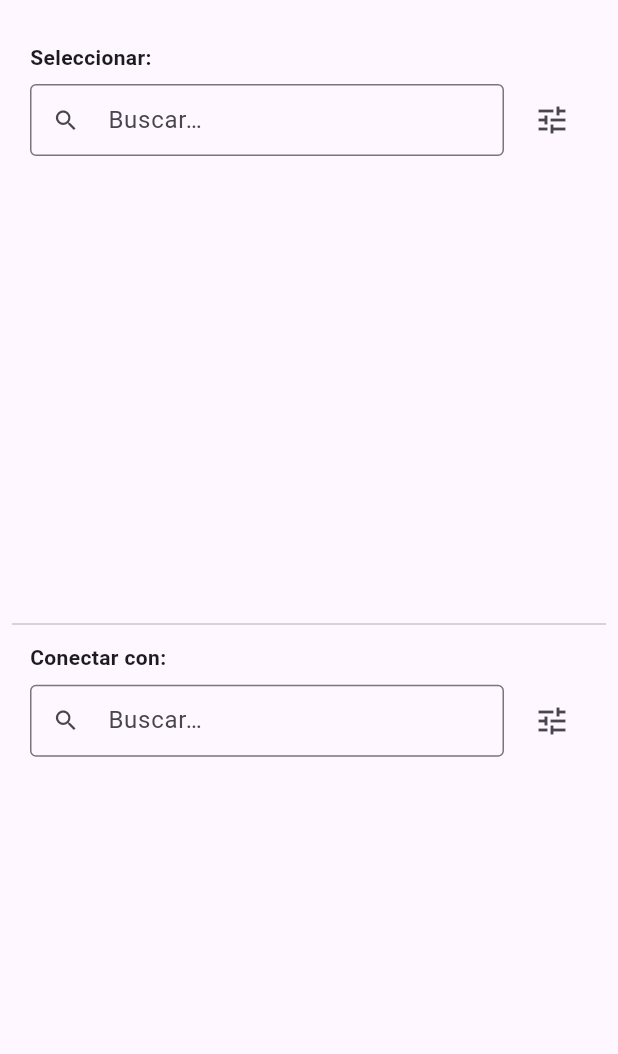
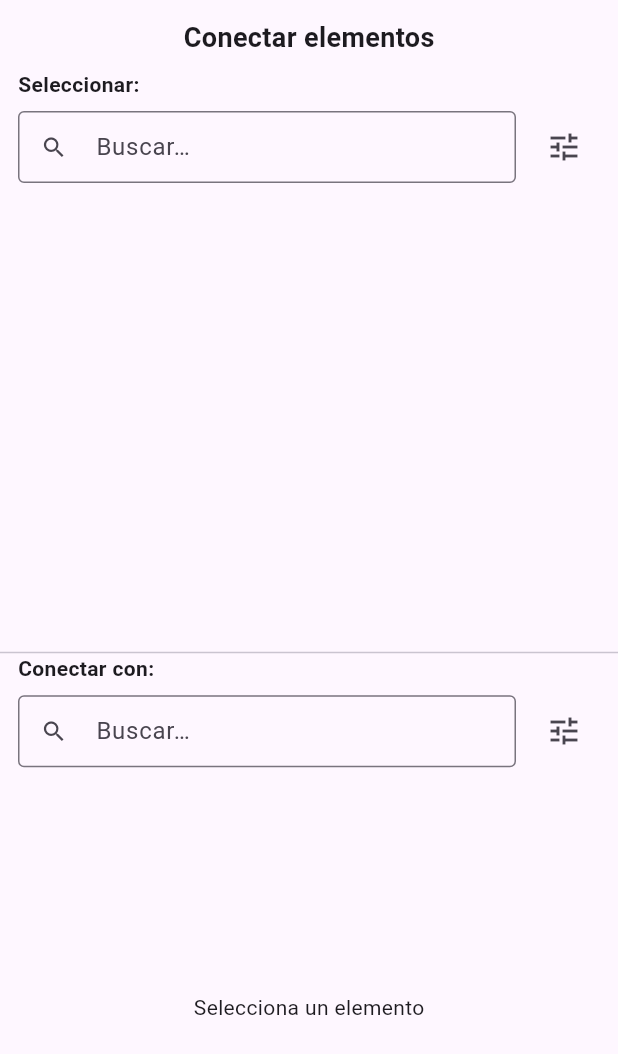
Before and after one commit to FrescoFresco/caosbox, a Flutter app: the LinksBlock widget shown alone on an empty page, opened directly with empty values, on a phone screen of 412 x 824 dp. Shown: the top 1054 px of the screen. Run offline on Flutter 3.47's test engine with Material 3 defaults, Android fonts, the light colour scheme and no system bars.

Commit message:
Update links_block.dart

```diff
--- a/lib/ui/screens/links_block.dart
+++ b/lib/ui/screens/links_block.dart
@@ -1,303 +1,332 @@
 import 'package:flutter/material.dart';
+
 import 'package:caosbox/app/state/app_state.dart';
 import 'package:caosbox/core/models/item.dart';
-import 'package:caosbox/core/models/enums.dart';
-import 'package:caosbox/domain/search/search_models.dart';
-import 'package:caosbox/core/utils/tri.dart';
+import 'package:caosbox/ui/screens/info_modal.dart';
+import 'package:caosbox/ui/widgets/search_bar.dart' as cx; // <— buscador modular
+import 'package:caosbox/ui/widgets/item_card.dart';
+import 'package:caosbox/ui/widgets/chips_panel.dart';
 
-/// Bloque “Enlaces”: dos columnas con el mismo buscador/quick.
 class LinksBlock extends StatefulWidget {
-  final AppState state;
-  final void Function(BuildContext, ItemType)? onOpenFilters; // por compatibilidad
-  const LinksBlock({super.key, required this.state, this.onOpenFilters});
+  final AppState st;
+  const LinksBlock({super.key, required this.st});
 
   @override
   State<LinksBlock> createState() => _LinksBlockState();
 }
 
-class _LinksBlockState extends State<LinksBlock> with AutomaticKeepAliveClientMixin {
-  String? _sel; // seleccionado a la izquierda
-  final _qL = TextEditingController();
-  final _qR = TextEditingController();
+class _LinksBlockState extends State<LinksBlock>
+    with AutomaticKeepAliveClientMixin {
+  final _l = FilterSet();
+  final _r = FilterSet();
 
-  SearchSpec _leftSpec  = const SearchSpec(root: GroupNode(op: Op.and, children: []));
-  SearchSpec _rightSpec = const SearchSpec(root: GroupNode(op: Op.and, children: []));
+  final _qL = TextEditingController(); // quick search izquierda
+  final _qR = TextEditingController(); // quick search derecha
+
+  String? sel; // id seleccionado en la columna izquierda
 
   @override
-  void dispose() { _qL.dispose(); _qR.dispose(); super.dispose(); }
+  void dispose() {
+    _l.dispose();
+    _r.dispose();
+    _qL.dispose();
+    _qR.dispose();
+    super.dispose();
+  }
 
   @override
   bool get wantKeepAlive => true;
 
-  List<Item> _apply(AppState st, Iterable<Item> base, String quick, SearchSpec spec) {
-    final q = quick.trim();
-    SearchSpec s = spec;
-    if (q.isNotEmpty) {
-      final tokens = [Token(q, Tri.include)];
-      final orGroup = GroupNode(
-        op: Op.or,
-        children: [
-          LeafNode(clause: TextClause(element: 'id', tokens: tokens)),
-          LeafNode(clause: TextClause(element: 'content', tokens: tokens)),
-          LeafNode(clause: TextClause(element: 'note', tokens: tokens)),
-        ],
-      );
-      s = SearchSpec(root: GroupNode(op: Op.and, children: [s.root, orGroup]));
+  bool _matchQuickL(Item it) {
+    final q = _qL.text.trim().toLowerCase();
+    if (q.isEmpty) return true;
+    final src =
+        '${it.id} ${it.text} ${widget.st.note(it.id)}'.toLowerCase();
+    return src.contains(q);
   }
 
-    bool evalNode(Item it, QueryNode n) {
-      if (n is LeafNode) return _evalClause(st, it, n.clause);
-      if (n is GroupNode) {
-        if (n.children.isEmpty) return true;
-        bool acc = evalNode(it, n.children.first);
-        for (int i = 1; i < n.children.length; i++) {
-          final cur = evalNode(it, n.children[i]);
-          if (n.op == Op.and) {
-            acc = acc && cur; if (!acc) return false;
-          } else {
-            acc = acc || cur; if (acc) return true;
-          }
-        }
-        return acc;
-      }
-      return true;
+  bool _matchQuickR(Item it) {
+    final q = _qR.text.trim().toLowerCase();
+    if (q.isEmpty) return true;
+    final src =
+        '${it.id} ${it.text} ${widget.st.note(it.id)}'.toLowerCase();
+    return src.contains(q);
   }
 
-    final out = <Item>[];
-    for (final it in base) {
-      if (evalNode(it, s.root)) out.add(it);
-    }
-    return out;
-  }
-
-  bool _evalClause(AppState st, Item it, Clause c) {
-    if (c is TextClause) {
-      final src = switch (c.element) {
-        'id' => it.id,
-        'note' => st.note(it.id),
-        _ => it.text,
-      }.toLowerCase();
-
-      if (c.presence != Tri.off) {
-        final has = src.trim().isNotEmpty;
-        if (c.presence == Tri.include && !has) return false;
-        if (c.presence == Tri.exclude && has) return false;
-      }
-
-      bool contains(String a, String b) => b.isEmpty || a.contains(b);
-      bool prefix(String a, String b) => b.isEmpty || a.startsWith(b);
-      bool exact(String a, String b) => a == b;
-      final cmp = switch (c.match) { TextMatch.prefix => prefix, TextMatch.exact => exact, _ => contains };
-
-      for (final t in c.tokens) {
-        final hit = cmp(src, t.t.toLowerCase());
-        if (t.mode == Tri.include && !hit) return false;
-        if (t.mode == Tri.exclude && hit) return false;
-      }
-      return true;
-    } else if (c is FlagClause) {
-      switch (c.field) {
-        case 'type':
-          final v = it.type.name;
-          if (c.include.isNotEmpty && !c.include.contains(v)) return false;
-          if (c.exclude.contains(v)) return false;
-          return true;
-        case 'status':
-          final v = it.status.name.toLowerCase();
-          if (c.include.isNotEmpty && !c.include.contains(v)) return false;
-          if (c.exclude.contains(v)) return false;
-          return true;
-        case 'hasLinks':
-          if (c.mode == Tri.off) return true;
-          final has = st.links(it.id).isNotEmpty;
-          return c.mode == Tri.include ? has : !has;
-        case 'relation':
-          if (c.mode == Tri.off) return true;
-          final anchor = (c.anchorId ?? '').trim();
-          if (anchor.isEmpty) return true;
-          final isRel = st.links(anchor).contains(it.id);
-          return c.mode == Tri.include ? isRel : !isRel;
-      }
-    }
-    return true;
+  Widget _panel({
+    required String title,
+    required Widget searchRow,
+    required Widget body,
+  }) {
+    return Padding(
+      padding: const EdgeInsets.symmetric(horizontal: 12),
+      child: Column(
+        children: [
+          Padding(
+            padding: const EdgeInsets.only(bottom: 8),
+            child: Align(
+              alignment: Alignment.centerLeft,
+              child: Text(
+                title,
+                style: const TextStyle(fontWeight: FontWeight.bold),
+              ),
+            ),
+          ),
+          // buscador modular de cada columna
+          searchRow,
+          const SizedBox(height: 8),
+          Expanded(child: body),
+        ],
+      ),
+    );
   }
 
   @override
-  Widget build(BuildContext context) {
-    super.build(context);
-    final st = widget.state;
+  Widget build(BuildContext c) {
+    super.build(c);
+    final st = widget.st;
 
-    final leftBase  = st.all;
-    final rightBase = st.all.where((i) => i.id != _sel);
+    // Fuente de datos
+    final all = st.all;
 
-    final left  = _apply(st, leftBase,  _qL.text, _leftSpec);
-    final right = _apply(st, rightBase, _qR.text, _rightSpec);
+    // Columna izquierda: elegir base
+    final li = FilterEngine.apply(
+      all.where(_matchQuickL).toList(),
+      st,
+      _l,
+    );
 
-    Widget col({
-      required String title,
-      required TextEditingController q,
-      required VoidCallback onFilters,
-      required List<Item> items,
-      required bool Function(Item) checked,
-      required void Function(Item) onTapCheck,
-      required void Function(Item) onTapTile,
-      bool checkLeft = false,
-    }) {
-      return Column(children: [
-        Align(alignment: Alignment.centerLeft, child: Padding(
-          padding: const EdgeInsets.fromLTRB(12,12,12,8),
-          child: Text(title, style: const TextStyle(fontWeight: FontWeight.bold)),
-        )),
-        Padding(
-          padding: const EdgeInsets.symmetric(horizontal: 12),
-          child: Row(children: [
+    // Columna derecha: candidatos (excluye el seleccionado)
+    final baseRight = all.where((i) => i.id != sel).toList();
+    final ri = FilterEngine.apply(
+      baseRight.where(_matchQuickR).toList(),
+      st,
+      _r,
+    );
+
+    // cuerpo lista izquierda
+    final lb = ListView.builder(
+      itemCount: li.length,
+      itemBuilder: (_, i) {
+        final it = li[i];
+        final ck = sel == it.id;
+        return ItemCard(
+          it: it,
+          st: st,
+          ex: false,
+          onT: () {}, // sin expandir aquí
+          onInfo: () => showInfoModal(c, it, st),
+          // checkbox a la DERECHA en la columna izquierda (como acordamos)
+          cbR: true,
+          ck: ck,
+          onTapCb: () => setState(() => sel = ck ? null : it.id),
+        );
+      },
+    );
+
+    // cuerpo lista derecha
+    final rb = sel == null
+        ? const Center(child: Text('Selecciona un elemento'))
+        : ListView.builder(
+            itemCount: ri.length,
+            itemBuilder: (_, i) {
+              final it = ri[i];
+              final ck = st.links(sel!).contains(it.id);
+              return ItemCard(
+                it: it,
+                st: st,
+                ex: false,
+                onT: () {},
+                onInfo: () => showInfoModal(c, it, st),
+                // checkbox a la IZQUIERDA en la columna derecha (como acordamos)
+                cbL: true,
+                ck: ck,
+                onTapCb: () => setState(() => st.toggleLink(sel!, it.id)),
+              );
+            },
+          );
+
+    return Column(
+      children: [
+        const Padding(
+          padding: EdgeInsets.fromLTRB(12, 12, 12, 8),
+          child: Text('Conectar elementos',
+              style: TextStyle(fontSize: 18, fontWeight: FontWeight.bold)),
+        ),
         Expanded(
-              child: TextField(
-                controller: q,
-                decoration: const InputDecoration(
-                  hintText: 'Buscar…',
-                  prefixIcon: Icon(Icons.search),
-                  isDense: true,
-                  border: OutlineInputBorder(),
+          child: OrientationBuilder(
+            builder: (ctx, o) => o == Orientation.portrait
+                ? Column(
+                    children: [
+                      Expanded(
+                        child: _panel(
+                          title: 'Seleccionar:',
+                          searchRow: cx.SearchBar(
+                            controller: _qL,
+                            onChanged: (_) => setState(() {}),
+                            onOpenFilters: () {
+                              // filtros avanzados izquierda
+                              showModalBottomSheet(
+                                context: context,
+                                isScrollControlled: true,
+                                useSafeArea: true,
+                                builder: (_) => Padding(
+                                  padding: const EdgeInsets.all(12),
+                                  child: Column(
+                                    mainAxisSize: MainAxisSize.min,
+                                    children: [
+                                      ChipsPanel(
+                                        set: _l,
+                                        onUpdate: () => setState(() {}),
+                                        defaults: const {},
                                       ),
-                onChanged: (_)=>setState((){}),
+                                      const SizedBox(height: 12),
+                                      Align(
+                                        alignment: Alignment.centerRight,
+                                        child: ElevatedButton(
+                                          onPressed: () => Navigator.pop(context),
+                                          child: const Text('Aplicar'),
                                         ),
                                       ),
-            const SizedBox(width: 8),
-            IconButton(icon: const Icon(Icons.tune), onPressed: onFilters),
-          ]),
+                                    ],
                                   ),
-        const SizedBox(height: 8),
-        Expanded(
-          child: ListView.builder(
-            itemCount: items.length,
-            itemBuilder: (_, i) {
-              final it = items[i];
-              final ck = checked(it);
-              return Card(
-                child: ListTile(
-                  leading: checkLeft ? Checkbox(value: ck, onChanged: (_)=>onTapCheck(it)) : null,
-                  trailing: !checkLeft ? Checkbox(value: ck, onChanged: (_)=>onTapCheck(it)) : null,
-                  title: Text(it.text, maxLines: 1, overflow: TextOverflow.ellipsis),
-                  subtitle: Text(it.id),
-                  onTap: ()=>onTapTile(it),
                                 ),
                               );
                             },
+                            hint: 'Buscar…',
+                          ),
+                          body: lb,
                         ),
                       ),
-      ]);
-    }
-
-    return Column(children: [
-      const SizedBox(height: 8),
+                      const Divider(height: 1),
                       Expanded(
-        child: OrientationBuilder(
-          builder: (ctx, o) {
-            final body = o == Orientation.portrait
-                ? Column(children: [
-                    Expanded(child: col(
-                      title: 'Seleccionar:',
-                      q: _qL,
-                      onFilters: () async {
-                        // Sustituye por tu modal real de filtros y asigna _leftSpec
-                        final s = await showDialog<SearchSpec>(
+                        child: _panel(
+                          title: 'Conectar con:',
+                          searchRow: cx.SearchBar(
+                            controller: _qR,
+                            onChanged: (_) => setState(() {}),
+                            onOpenFilters: () {
+                              // filtros avanzados derecha
+                              showModalBottomSheet(
                                 context: context,
-                          builder: (ctx) => AlertDialog(
-                            title: const Text('Filtros avanzados (izq)'),
-                            content: const Text('Aquí tu UI de filtros.'),
-                            actions: [
-                              TextButton(onPressed: ()=>Navigator.pop(ctx), child: const Text('Cancelar')),
-                              FilledButton(onPressed: ()=>Navigator.pop(ctx, const SearchSpec(root: GroupNode(op: Op.and, children: []))), child: const Text('OK')),
+                                isScrollControlled: true,
+                                useSafeArea: true,
+                                builder: (_) => Padding(
+                                  padding: const EdgeInsets.all(12),
+                                  child: Column(
+                                    mainAxisSize: MainAxisSize.min,
+                                    children: [
+                                      ChipsPanel(
+                                        set: _r,
+                                        onUpdate: () => setState(() {}),
+                                        defaults: const {},
+                                      ),
+                                      const SizedBox(height: 12),
+                                      Align(
+                                        alignment: Alignment.centerRight,
+                                        child: ElevatedButton(
+                                          onPressed: () => Navigator.pop(context),
+                                          child: const Text('Aplicar'),
+                                        ),
+                                      ),
                                     ],
                                   ),
+                                ),
                               );
-                        if (s != null) setState(()=>_leftSpec = s);
                             },
-                      items: left,
-                      checked: (it)=>_sel == it.id,
-                      onTapCheck: (it)=>setState(()=>_sel = _sel == it.id ? null : it.id),
-                      onTapTile: (it)=>setState(()=>_sel = _sel == it.id ? null : it.id),
-                      checkLeft: false,
-                    )),
-                    const Divider(height: 1),
-                    Expanded(child: col(
-                      title: 'Conectar con:',
-                      q: _qR,
-                      onFilters: () async {
-                        final s = await showDialog<SearchSpec>(
+                            hint: 'Buscar…',
+                          ),
+                          body: rb,
+                        ),
+                      ),
+                    ],
+                  )
+                : Row(
+                    children: [
+                      Expanded(
+                        child: _panel(
+                          title: 'Seleccionar:',
+                          searchRow: cx.SearchBar(
+                            controller: _qL,
+                            onChanged: (_) => setState(() {}),
+                            onOpenFilters: () {
+                              showModalBottomSheet(
                                 context: context,
-                          builder: (ctx) => AlertDialog(
-                            title: const Text('Filtros avanzados (der)'),
-                            content: const Text('Aquí tu UI de filtros.'),
-                            actions: [
-                              TextButton(onPressed: ()=>Navigator.pop(ctx), child: const Text('Cancelar')),
-                              FilledButton(onPressed: ()=>Navigator.pop(ctx, const SearchSpec(root: GroupNode(op: Op.and, children: []))), child: const Text('OK')),
+                                isScrollControlled: true,
+                                useSafeArea: true,
+                                builder: (_) => Padding(
+                                  padding: const EdgeInsets.all(12),
+                                  child: Column(
+                                    mainAxisSize: MainAxisSize.min,
+                                    children: [
+                                      ChipsPanel(
+                                        set: _l,
+                                        onUpdate: () => setState(() {}),
+                                        defaults: const {},
+                                      ),
+                                      const SizedBox(height: 12),
+                                      Align(
+                                        alignment: Alignment.centerRight,
+                                        child: ElevatedButton(
+                                          onPressed: () => Navigator.pop(context),
+                                          child: const Text('Aplicar'),
+                                        ),
+                                      ),
                                     ],
                                   ),
+                                ),
                               );
-                        if (s != null) setState(()=>_rightSpec = s);
                             },
-                      items: right,
-                      checked: (it)=> _sel!=null && st.links(_sel!).contains(it.id),
-                      onTapCheck: (it){ if (_sel!=null) setState(()=>st.toggleLink(_sel!, it.id)); },
-                      onTapTile: (it){ if (_sel!=null) setState(()=>st.toggleLink(_sel!, it.id)); },
-                      checkLeft: true,
-                    )),
-                  ])
-                : Row(children: [
-                    Expanded(child: col(
-                      title: 'Seleccionar:',
-                      q: _qL,
-                      onFilters: () async {
-                        final s = await showDialog<SearchSpec>(
+                            hint: 'Buscar…',
+                          ),
+                          body: lb,
+                        ),
+                      ),
+                      const VerticalDivider(width: 1),
+                      Expanded(
+                        child: _panel(
+                          title: 'Conectar con:',
+                          searchRow: cx.SearchBar(
+                            controller: _qR,
+                            onChanged: (_) => setState(() {}),
+                            onOpenFilters: () {
+                              showModalBottomSheet(
                                 context: context,
-                          builder: (ctx) => AlertDialog(
-                            title: const Text('Filtros avanzados (izq)'),
-                            content: const Text('Aquí tu UI de filtros.'),
-                            actions: [
-                              TextButton(onPressed: ()=>Navigator.pop(ctx), child: const Text('Cancelar')),
-                              FilledButton(onPressed: ()=>Navigator.pop(ctx, const SearchSpec(root: GroupNode(op: Op.and, children: []))), child: const Text('OK')),
+                                isScrollControlled: true,
+                                useSafeArea: true,
+                                builder: (_) => Padding(
+                                  padding: const EdgeInsets.all(12),
+                                  child: Column(
+                                    mainAxisSize: MainAxisSize.min,
+                                    children: [
+                                      ChipsPanel(
+                                        set: _r,
+                                        onUpdate: () => setState(() {}),
+                                        defaults: const {},
+                                      ),
+                                      const SizedBox(height: 12),
+                                      Align(
+                                        alignment: Alignment.centerRight,
+                                        child: ElevatedButton(
+                                          onPressed: () => Navigator.pop(context),
+                                          child: const Text('Aplicar'),
+                                        ),
+                                      ),
                                     ],
                                   ),
+                                ),
                               );
-                        if (s != null) setState(()=>_leftSpec = s);
                             },
-                      items: left,
-                      checked: (it)=>_sel == it.id,
-                      onTapCheck: (it)=>setState(()=>_sel = _sel == it.id ? null : it.id),
-                      onTapTile: (it)=>setState(()=>_sel = _sel == it.id ? null : it.id),
-                      checkLeft: false,
-                    )),
-                    const VerticalDivider(width: 1),
-                    Expanded(child: col(
-                      title: 'Conectar con:',
-                      q: _qR,
-                      onFilters: () async {
-                        final s = await showDialog<SearchSpec>(
-                          context: context,
-                          builder: (ctx) => AlertDialog(
-                            title: const Text('Filtros avanzados (der)'),
-                            content: const Text('Aquí tu UI de filtros.'),
-                            actions: [
-                              TextButton(onPressed: ()=>Navigator.pop(ctx), child: const Text('Cancelar')),
-                              FilledButton(onPressed: ()=>Navigator.pop(ctx, const SearchSpec(root: GroupNode(op: Op.and, children: []))), child: const Text('OK')),
+                            hint: 'Buscar…',
+                          ),
+                          body: rb,
+                        ),
+                      ),
                     ],
                   ),
-                        );
-                        if (s != null) setState(()=>_rightSpec = s);
-                      },
-                      items: right,
-                      checked: (it)=> _sel!=null && st.links(_sel!).contains(it.id),
-                      onTapCheck: (it){ if (_sel!=null) setState(()=>st.toggleLink(_sel!, it.id)); },
-                      onTapTile: (it){ if (_sel!=null) setState(()=>st.toggleLink(_sel!, it.id)); },
-                      checkLeft: true,
-                    )),
-                  ]);
-            return Padding(padding: const EdgeInsets.all(8), child: body);
-          },
           ),
         ),
-    ]);
+      ],
+    );
   }
 }
```
Lines whose indentation alone changed are shown as unchanged.
